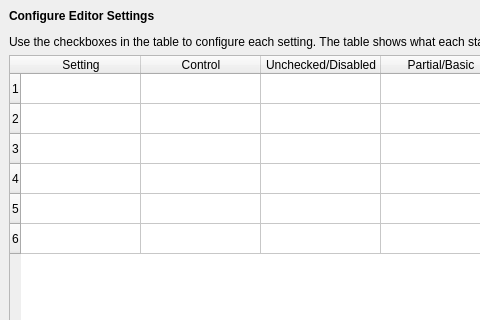
This is SandboxiePlus/SandMan/Forms/EditorSettingsWindow.ui in sandboxie-plus/Sandboxie as Qt 5 draws it before an edit; both pictures show x 0 to 480 and y 0 to 320 of the 750 by 500 pixel window. The edited form follows.
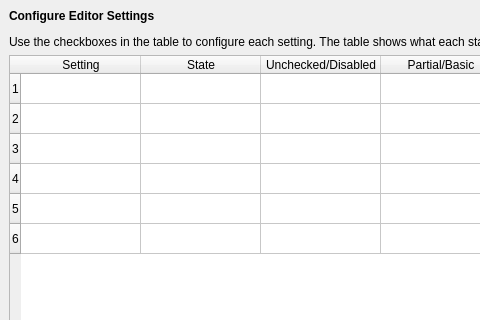
This is the edited form.

Patch:
```diff
--- a/SandboxiePlus/SandMan/Forms/EditorSettingsWindow.ui
+++ b/SandboxiePlus/SandMan/Forms/EditorSettingsWindow.ui
@@ -93,7 +93,7 @@
      </column>
      <column>
       <property name="text">
-       <string>Control</string>
+       <string>State</string>
       </property>
      </column>
      <column>
```
